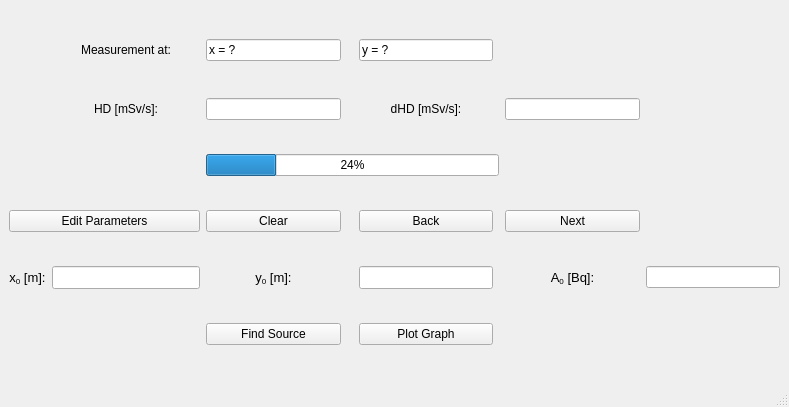
urhtrinko/DroneRadioactivity_student_job, file working_apps/findSource2.0/MainWindow.ui: the form before one commit.
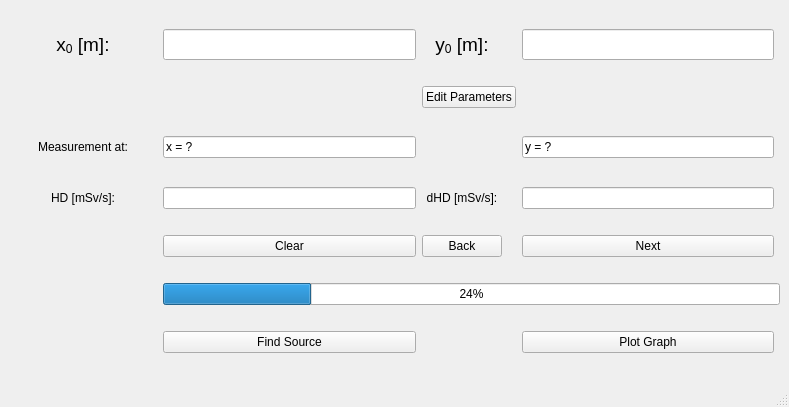
The form after the commit.

The edit to the form file:
```diff
--- a/working_apps/findSource2.0/MainWindow.ui
+++ b/working_apps/findSource2.0/MainWindow.ui
@@ -27,97 +27,47 @@
   </property>
   <widget class="QWidget" name="centralwidget">
    <layout class="QGridLayout" name="gridLayout">
-    <item row="1" column="1">
-     <widget class="QLabel" name="label_HD">
+    <item row="2" column="2">
+     <widget class="QLineEdit" name="lineEdit_X">
       <property name="text">
-       <string>&lt;html&gt;&lt;head/&gt;&lt;body&gt;&lt;p align=&quot;center&quot;&gt;HD [mSv/s]:&lt;/p&gt;&lt;/body&gt;&lt;/html&gt;</string>
+       <string>x = ?</string>
       </property>
-     </widget>
-    </item>
-    <item row="1" column="2">
-     <widget class="QLineEdit" name="lineEdit_HD"/>
-    </item>
-    <item row="1" column="8">
-     <widget class="QLineEdit" name="lineEdit_dHD"/>
-    </item>
-    <item row="1" column="5">
-     <widget class="QLabel" name="label_dHD">
-      <property name="text">
-       <string>&lt;html&gt;&lt;head/&gt;&lt;body&gt;&lt;p align=&quot;center&quot;&gt;dHD [mSv/s]:&lt;/p&gt;&lt;/body&gt;&lt;/html&gt;</string>
+      <property name="readOnly">
+       <bool>true</bool>
       </property>
      </widget>
     </item>
-    <item row="2" column="2" colspan="5">
+    <item row="5" column="2" colspan="5">
      <widget class="QProgressBar" name="progressBarHD">
       <property name="value">
        <number>24</number>
       </property>
      </widget>
     </item>
-    <item row="8" column="5">
-     <widget class="QPushButton" name="btnPlotGraph">
-      <property name="text">
-       <string>Plot Graph</string>
-      </property>
-     </widget>
-    </item>
-    <item row="7" column="1">
-     <widget class="QLineEdit" name="lineEditX0">
-      <property name="font">
-       <font>
-        <pointsize>10</pointsize>
-       </font>
-      </property>
-     </widget>
-    </item>
-    <item row="7" column="2">
+    <item row="0" column="3">
      <widget class="QLabel" name="labelY0">
       <property name="text">
-       <string>&lt;html&gt;&lt;head/&gt;&lt;body&gt;&lt;p align=&quot;center&quot;&gt;&lt;span style=&quot; font-size:10pt;&quot;&gt;y&lt;/span&gt;&lt;span style=&quot; font-size:10pt; vertical-align:sub;&quot;&gt;0&lt;/span&gt;&lt;span style=&quot; font-size:10pt;&quot;&gt; [m]:&lt;/span&gt;&lt;/p&gt;&lt;/body&gt;&lt;/html&gt;</string>
+       <string>&lt;html&gt;&lt;head/&gt;&lt;body&gt;&lt;p align=&quot;center&quot;&gt;&lt;span style=&quot; font-size:14pt;&quot;&gt;y&lt;/span&gt;&lt;span style=&quot; font-size:14pt; vertical-align:sub;&quot;&gt;0&lt;/span&gt;&lt;span style=&quot; font-size:14pt;&quot;&gt; [m]:&lt;/span&gt;&lt;/p&gt;&lt;/body&gt;&lt;/html&gt;</string>
       </property>
      </widget>
     </item>
-    <item row="8" column="2">
-     <widget class="QPushButton" name="btnFindSource">
+    <item row="4" column="2">
+     <widget class="QPushButton" name="btnClear">
       <property name="text">
-       <string>Find Source</string>
+       <string>Clear</string>
       </property>
      </widget>
     </item>
-    <item row="7" column="9">
-     <widget class="QLineEdit" name="lineEditA0"/>
-    </item>
-    <item row="7" column="5">
+    <item row="0" column="5">
      <widget class="QLineEdit" name="lineEditY0">
       <property name="font">
        <font>
-        <pointsize>10</pointsize>
+        <pointsize>14</pointsize>
        </font>
       </property>
      </widget>
     </item>
-    <item row="5" column="0" colspan="2">
-     <widget class="QPushButton" name="btnEditPars">
-      <property name="text">
-       <string>Edit Parameters</string>
-      </property>
-     </widget>
-    </item>
-    <item row="7" column="8">
-     <widget class="QLabel" name="labelA0">
-      <property name="text">
-       <string>&lt;html&gt;&lt;head/&gt;&lt;body&gt;&lt;p align=&quot;center&quot;&gt;&lt;span style=&quot; font-size:10pt;&quot;&gt;A&lt;/span&gt;&lt;span style=&quot; font-size:10pt; vertical-align:sub;&quot;&gt;0&lt;/span&gt;&lt;span style=&quot; font-size:10pt;&quot;&gt; [Bq]:&lt;/span&gt;&lt;/p&gt;&lt;/body&gt;&lt;/html&gt;</string>
-      </property>
-     </widget>
-    </item>
-    <item row="7" column="0">
-     <widget class="QLabel" name="labelX0">
-      <property name="text">
-       <string>&lt;html&gt;&lt;head/&gt;&lt;body&gt;&lt;p align=&quot;center&quot;&gt;&lt;span style=&quot; font-size:10pt;&quot;&gt;x&lt;/span&gt;&lt;span style=&quot; font-size:10pt; vertical-align:sub;&quot;&gt;0&lt;/span&gt;&lt;span style=&quot; font-size:10pt;&quot;&gt; [m]:&lt;/span&gt;&lt;/p&gt;&lt;/body&gt;&lt;/html&gt;</string>
-      </property>
-     </widget>
-    </item>
-    <item row="0" column="1">
+    <item row="2" column="1">
      <widget class="QLabel" name="labelMeasurement">
       <property name="minimumSize">
        <size>
@@ -136,38 +86,78 @@
       </property>
      </widget>
     </item>
-    <item row="5" column="2">
-     <widget class="QPushButton" name="btnClear">
+    <item row="11" column="2">
+     <widget class="QPushButton" name="btnFindSource">
       <property name="text">
-       <string>Clear</string>
+       <string>Find Source</string>
       </property>
      </widget>
     </item>
-    <item row="5" column="5">
+    <item row="11" column="5">
+     <widget class="QPushButton" name="btnPlotGraph">
+      <property name="text">
+       <string>Plot Graph</string>
+      </property>
+     </widget>
+    </item>
+    <item row="3" column="1">
+     <widget class="QLabel" name="label_HD">
+      <property name="text">
+       <string>&lt;html&gt;&lt;head/&gt;&lt;body&gt;&lt;p align=&quot;center&quot;&gt;HD [mSv/s]:&lt;/p&gt;&lt;/body&gt;&lt;/html&gt;</string>
+      </property>
+     </widget>
+    </item>
+    <item row="0" column="2">
+     <widget class="QLineEdit" name="lineEditX0">
+      <property name="font">
+       <font>
+        <pointsize>14</pointsize>
+       </font>
+      </property>
+     </widget>
+    </item>
+    <item row="3" column="2">
+     <widget class="QLineEdit" name="lineEdit_HD"/>
+    </item>
+    <item row="3" column="5">
+     <widget class="QLineEdit" name="lineEdit_dHD"/>
+    </item>
+    <item row="0" column="1">
+     <widget class="QLabel" name="labelX0">
+      <property name="text">
+       <string>&lt;html&gt;&lt;head/&gt;&lt;body&gt;&lt;p align=&quot;center&quot;&gt;&lt;span style=&quot; font-size:14pt;&quot;&gt;x&lt;/span&gt;&lt;span style=&quot; font-size:14pt; vertical-align:sub;&quot;&gt;0&lt;/span&gt;&lt;span style=&quot; font-size:14pt;&quot;&gt; [m]:&lt;/span&gt;&lt;/p&gt;&lt;/body&gt;&lt;/html&gt;</string>
+      </property>
+     </widget>
+    </item>
+    <item row="3" column="3">
+     <widget class="QLabel" name="label_dHD">
+      <property name="text">
+       <string>&lt;html&gt;&lt;head/&gt;&lt;body&gt;&lt;p align=&quot;center&quot;&gt;dHD [mSv/s]:&lt;/p&gt;&lt;/body&gt;&lt;/html&gt;</string>
+      </property>
+     </widget>
+    </item>
+    <item row="4" column="3">
      <widget class="QPushButton" name="btnBack">
       <property name="text">
        <string>Back</string>
       </property>
      </widget>
     </item>
-    <item row="5" column="8">
+    <item row="4" column="5">
      <widget class="QPushButton" name="btnNext">
       <property name="text">
        <string>Next</string>
       </property>
      </widget>
     </item>
-    <item row="0" column="2">
-     <widget class="QLineEdit" name="lineEdit_X">
+    <item row="1" column="3" colspan="2">
+     <widget class="QPushButton" name="btnEditPars">
       <property name="text">
-       <string>x = ?</string>
-      </property>
-      <property name="readOnly">
-       <bool>true</bool>
+       <string>Edit Parameters</string>
       </property>
      </widget>
     </item>
-    <item row="0" column="5">
+    <item row="2" column="5">
      <widget class="QLineEdit" name="lineEdit_Y">
       <property name="text">
        <string>y = ?</string>
```
